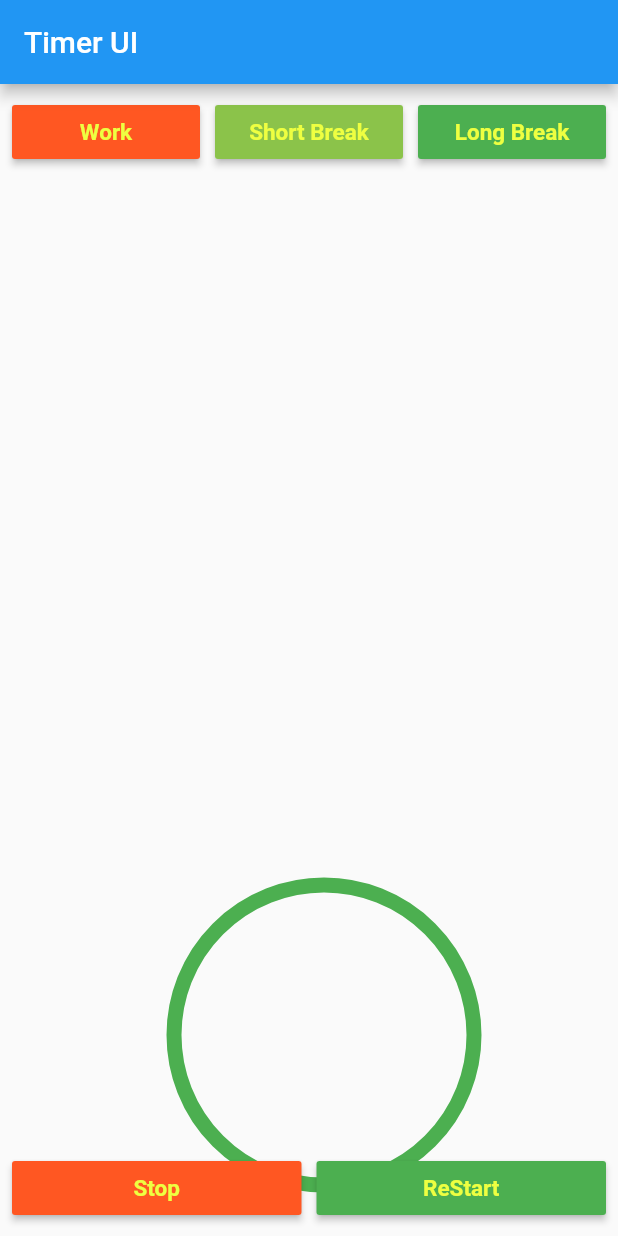
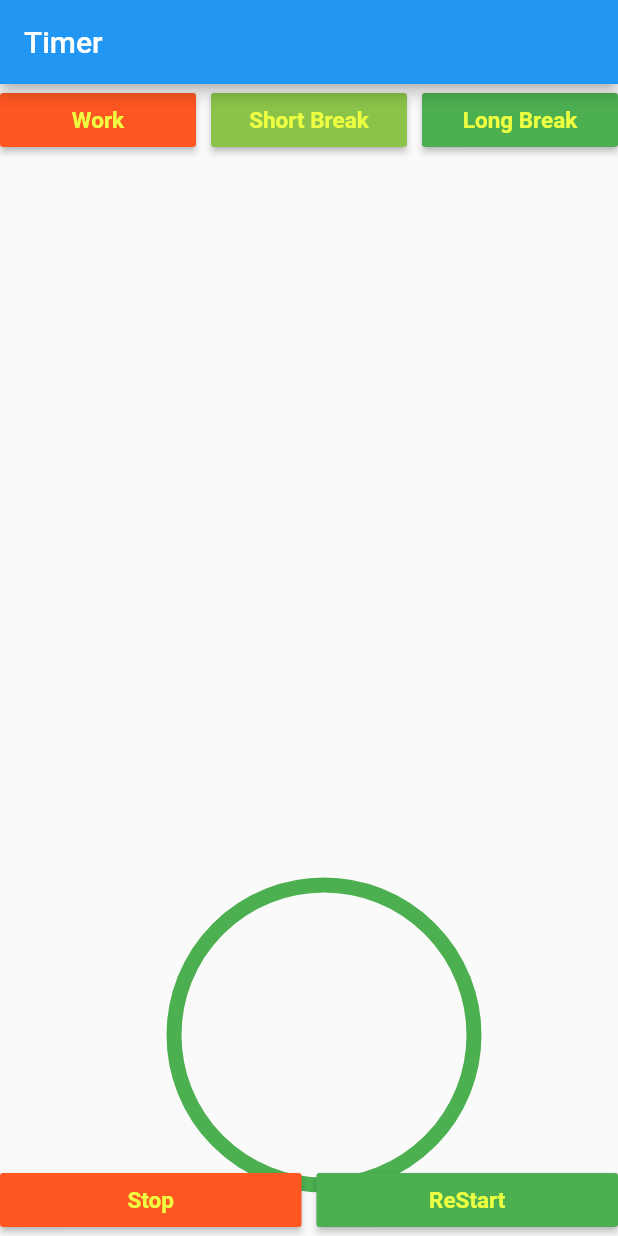
Before and after one commit to visu-tupakula/flutter-examples, a Flutter app: the screen it shows after launch, on a phone screen of 412 x 824 dp. Run offline on Flutter 3.47's test engine with Material 2 defaults, Android fonts, the phone set to English and light mode, and no system bars.

Commit message:
update in timer

```diff
--- a/timer_ui/lib/ui/RowWidget2.dart
+++ b/timer_ui/lib/ui/RowWidget2.dart
@@ -31,6 +31,7 @@ class MyButtonTheme extends StatelessWidget {
     return Expanded (
 
       child: RaisedButton(
+        padding: new EdgeInsets.all(4.0),
         onPressed: () {},
         child: Text(btnName,
             style: new TextStyle(
--- a/timer_ui/lib/ui/RowWidget3.dart
+++ b/timer_ui/lib/ui/RowWidget3.dart
@@ -4,8 +4,8 @@ class RowWidget3 extends StatelessWidget {
   @override
   Widget build(BuildContext context) {
     final startSection = new Container(
-      child: Padding(
-        padding: const EdgeInsets.all(8.0),
+//      child: Padding(
+//        padding: const EdgeInsets.all(8.0),
         child: new Row(
 
           mainAxisAlignment: MainAxisAlignment.spaceEvenly,
@@ -23,7 +23,7 @@ class RowWidget3 extends StatelessWidget {
           ],
         ),
 
-      ),
+   //   ),
     );
 
     final midSection = new Expanded(
@@ -42,8 +42,8 @@ class RowWidget3 extends StatelessWidget {
       ),
     );
     final endSection = new Container(
-      child: Padding(
-        padding: const EdgeInsets.all(8.0),
+//      child: Padding(
+//        padding: const EdgeInsets.all(8.0),
         child: new Row(
           mainAxisAlignment: MainAxisAlignment.spaceEvenly,
           crossAxisAlignment: CrossAxisAlignment.end,
@@ -55,11 +55,11 @@ class RowWidget3 extends StatelessWidget {
             new rowWidget.MyButtonTheme('ReStart', Colors.green),
           ],
         ),
-      ),
+   //   ),
     );
 
     var appBarWidget = AppBar(
-      title: Text("Timer UI"),
+      title: Text("Timer "),
     );
     return Scaffold(
       appBar: appBarWidget,
```
Also changed, not shown: timer_ui/lib/ui/RowCol.dart (added, +33 -0 lines), timer_ui/pubspec.yaml (+4 -3 lines), timer_ui/images/pic1.jpg (added), timer_ui/images/pic2.jpg (added), timer_ui/images/pic3.jpg (added).
